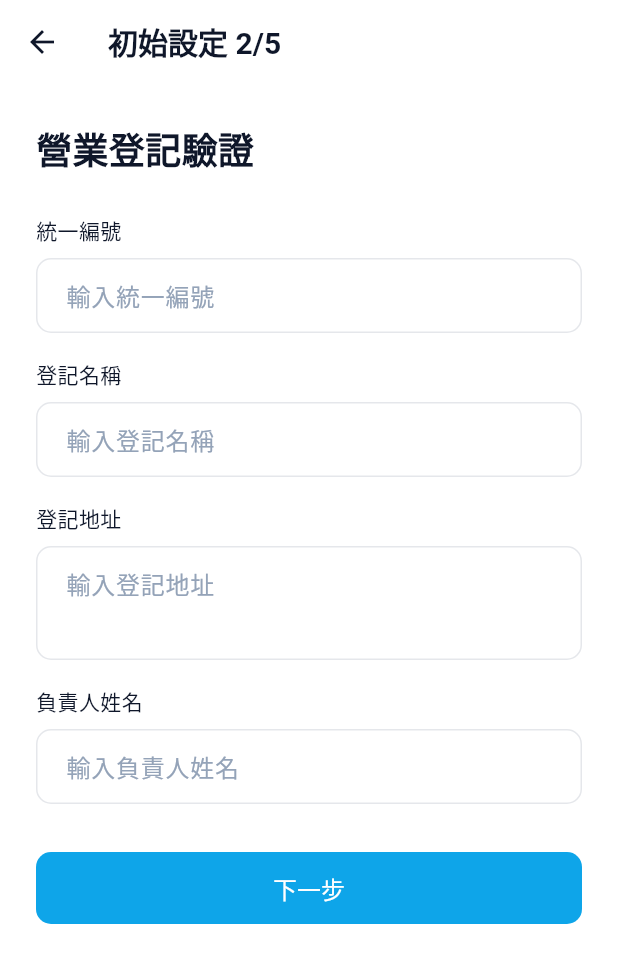
After one commit to clearbox-delivery/clearbox-delivery, a Flutter app: the InitialStoreSetupCoordinator screen opened directly, after a tap on "下一步", on a phone screen of 412 x 824 dp. The commit adds this screen. Shown: the top 963 px of the screen. Run offline on Flutter 3.47's test engine with Material 3 defaults, Android fonts, the phone set to English and light mode, and no system bars; our stand-ins replace flutter_riverpod, freezed_annotation, go_router, latlong2, shared_preferences, supabase_flutter; accounts and stored records are empty; generated files the repository leaves out were written again; network calls fail; Roboto replaces fonts that are missing (Noto Sans TC); statements that could not run were skipped.

```diff
--- a/apps/customer_app/lib/features/orders/presentation/new_order_page.dart
+++ b/apps/customer_app/lib/features/orders/presentation/new_order_page.dart
@@ -116,7 +116,7 @@ class _NewOrderPageState extends ConsumerState<NewOrderPage> {
     Navigator.of(context).push(
       PageRouteBuilder(
         opaque: false,
-        barrierColor: Colors.black.withOpacity(0.3),
+        barrierColor: DesignTokens.overlayScrim,
         pageBuilder: (context, animation, secondaryAnimation) {
           return const CategoriesOverlay();
         },
--- /dev/null
+++ b/apps/merchant_app/lib/features/profile/presentation/initial_store_setup/initial_store_setup_coordinator.dart
@@ -0,0 +1,83 @@
+import 'package:flutter/material.dart';
+import 'package:flutter_riverpod/flutter_riverpod.dart';
+import 'package:go_router/go_router.dart';
+import 'package:core_ui/core_ui.dart';
+import 'package:merchant_app/features/profile/presentation/initial_store_setup/step1_store_info.dart';
+import 'package:merchant_app/features/profile/presentation/initial_store_setup/step2_business_registration.dart';
+import 'package:merchant_app/features/profile/presentation/initial_store_setup/step3_food_registration.dart';
+import 'package:merchant_app/features/profile/presentation/initial_store_setup/step4_menu_upload.dart';
+import 'package:merchant_app/features/profile/presentation/initial_store_setup/step5_bankbook.dart';
+
+/// Initial Store Setup Coordinator (5 steps)
+/// [merchant_app_whitepaper.md Section 2]
+class InitialStoreSetupCoordinator extends ConsumerStatefulWidget {
+  const InitialStoreSetupCoordinator({super.key});
+
+  @override
+  ConsumerState<InitialStoreSetupCoordinator> createState() =>
+      _InitialStoreSetupCoordinatorState();
+}
+
+class _InitialStoreSetupCoordinatorState
+    extends ConsumerState<InitialStoreSetupCoordinator> {
+  int _currentStep = 0;
+  final Map<String, dynamic> _formData = {};
+
+  void _nextStep(Map<String, dynamic> stepData) {
+    setState(() {
+      _formData.addAll(stepData);
+      if (_currentStep < 4) {
+        _currentStep++;
+      } else {
+        _completeSetup();
+      }
+    });
+  }
+
+  void _previousStep() {
+    if (_currentStep > 0) {
+      setState(() => _currentStep--);
+    }
+  }
+
+  Future<void> _completeSetup() async {
+    // Save all data to Supabase
+    // Mark merchant initial_setup_complete = true
+    // Navigate to CurrentOrders
+    if (mounted && context.mounted) {
+      CBToast.show(
+        context: context,
+        message: '設定完成',
+        type: CBToastType.success,
+      );
+      context.go('/current-orders');
+    }
+  }
+
+  @override
+  Widget build(BuildContext context) {
+    return Scaffold(
+      backgroundColor: DesignTokens.bg,
+      appBar: AppBar(
+        title: Text('初始設定 ${_currentStep + 1}/5'),
+        automaticallyImplyLeading: _currentStep > 0,
+        leading: _currentStep > 0
+            ? IconButton(
+                icon: const Icon(Icons.arrow_back),
+                onPressed: _previousStep,
+              )
+            : null,
+      ),
+      body: IndexedStack(
+        index: _currentStep,
+        children: [
+          Step1StoreInfo(onNext: _nextStep),
+          Step2BusinessRegistration(onNext: _nextStep),
+          Step3FoodRegistration(onNext: _nextStep),
+          Step4MenuUpload(onNext: _nextStep),
+          Step5Bankbook(onNext: _nextStep),
+        ],
+      ),
+    );
+  }
+}
--- /dev/null
+++ b/apps/merchant_app/lib/features/profile/presentation/initial_store_setup/step1_store_info.dart
@@ -0,0 +1,68 @@
+import 'package:flutter/material.dart';
+import 'package:core_ui/core_ui.dart';
+
+/// Step 1: Store Basic Info
+/// [merchant_app_whitepaper.md Section 2 (一)]
+class Step1StoreInfo extends StatefulWidget {
+  final Function(Map<String, dynamic>) onNext;
+
+  const Step1StoreInfo({super.key, required this.onNext});
+
+  @override
+  State<Step1StoreInfo> createState() => _Step1StoreInfoState();
+}
+
+class _Step1StoreInfoState extends State<Step1StoreInfo> {
+  final _storeNameController = TextEditingController();
+  final _addressController = TextEditingController();
+  final _mapsLinkController = TextEditingController();
+  final _businessHoursController = TextEditingController();
+
+  @override
+  void dispose() {
+    _storeNameController.dispose();
+    _addressController.dispose();
+    _mapsLinkController.dispose();
+    _businessHoursController.dispose();
+    super.dispose();
+  }
+
+  void _handleNext() {
+    widget.onNext({
+      'storeName': _storeNameController.text,
+      'address': _addressController.text,
+      'mapsLink': _mapsLinkController.text,
+      'businessHours': _businessHoursController.text,
+    });
+  }
+
+  @override
+  Widget build(BuildContext context) {
+    return SingleChildScrollView(
+      padding: const EdgeInsets.all(DesignTokens.sp6),
+      child: Column(
+        crossAxisAlignment: CrossAxisAlignment.stretch,
+        children: [
+          const Text(
+            '店家基本資料',
+            style: TextStyle(
+              fontSize: DesignTokens.fs2xl,
+              fontWeight: FontWeight.w600,
+              color: DesignTokens.textPrimary,
+            ),
+          ),
+          const SizedBox(height: DesignTokens.sp6),
+          CBInput(label: '店名', controller: _storeNameController, hintText: '輸入店名'),
+          const SizedBox(height: DesignTokens.sp4),
+          CBInput(label: '地址', controller: _addressController, hintText: '輸入完整地址', maxLines: 2),
+          const SizedBox(height: DesignTokens.sp4),
+          CBInput(label: 'Google Maps 連結', controller: _mapsLinkController, hintText: 'https://maps.google.com/...'),
+          const SizedBox(height: DesignTokens.sp4),
+          CBInput(label: '營業時間', controller: _businessHoursController, hintText: '例如：10:00-22:00'),
+          const SizedBox(height: DesignTokens.sp8),
+          CBButton(text: '下一步', onPressed: _handleNext, size: CBButtonSize.large),
+        ],
+      ),
+    );
+  }
+}
--- /dev/null
+++ b/apps/merchant_app/lib/features/profile/presentation/initial_store_setup/step2_business_registration.dart
@@ -0,0 +1,64 @@
+import 'package:flutter/material.dart';
+import 'package:core_ui/core_ui.dart';
+
+/// Step 2: Business Registration
+/// [merchant_app_whitepaper.md Section 2 (二)]
+class Step2BusinessRegistration extends StatefulWidget {
+  final Function(Map<String, dynamic>) onNext;
+
+  const Step2BusinessRegistration({super.key, required this.onNext});
+
+  @override
+  State<Step2BusinessRegistration> createState() => _Step2BusinessRegistrationState();
+}
+
+class _Step2BusinessRegistrationState extends State<Step2BusinessRegistration> {
+  final _taxIdController = TextEditingController();
+  final _registeredNameController = TextEditingController();
+  final _registeredAddressController = TextEditingController();
+  final _ownerNameController = TextEditingController();
+
+  @override
+  void dispose() {
+    _taxIdController.dispose();
+    _registeredNameController.dispose();
+    _registeredAddressController.dispose();
+    _ownerNameController.dispose();
+    super.dispose();
+  }
+
+  void _handleNext() {
+    widget.onNext({
+      'taxId': _taxIdController.text,
+      'registeredName': _registeredNameController.text,
+      'registeredAddress': _registeredAddressController.text,
+      'ownerName': _ownerNameController.text,
+    });
+  }
+
+  @override
+  Widget build(BuildContext context) {
+    return SingleChildScrollView(
+      padding: const EdgeInsets.all(DesignTokens.sp6),
+      child: Column(
+        crossAxisAlignment: CrossAxisAlignment.stretch,
+        children: [
+          const Text(
+            '營業登記驗證',
+            style: TextStyle(fontSize: DesignTokens.fs2xl, fontWeight: FontWeight.w600, color: DesignTokens.textPrimary),
+          ),
+          const SizedBox(height: DesignTokens.sp6),
+          CBInput(label: '統一編號', controller: _taxIdController, hintText: '輸入統一編號'),
+          const SizedBox(height: DesignTokens.sp4),
+          CBInput(label: '登記名稱', controller: _registeredNameController, hintText: '輸入登記名稱'),
+          const SizedBox(height: DesignTokens.sp4),
+          CBInput(label: '登記地址', controller: _registeredAddressController, hintText: '輸入登記地址', maxLines: 2),
+          const SizedBox(height: DesignTokens.sp4),
+          CBInput(label: '負責人姓名', controller: _ownerNameController, hintText: '輸入負責人姓名'),
+          const SizedBox(height: DesignTokens.sp8),
+          CBButton(text: '下一步', onPressed: _handleNext, size: CBButtonSize.large),
+        ],
+      ),
+    );
+  }
+}
--- /dev/null
+++ b/apps/merchant_app/lib/features/profile/presentation/initial_store_setup/step3_food_registration.dart
@@ -0,0 +1,47 @@
+import 'package:flutter/material.dart';
+import 'package:core_ui/core_ui.dart';
+
+/// Step 3: Food Registration
+/// [merchant_app_whitepaper.md Section 2 (三)]
+class Step3FoodRegistration extends StatefulWidget {
+  final Function(Map<String, dynamic>) onNext;
+
+  const Step3FoodRegistration({super.key, required this.onNext});
+
+  @override
+  State<Step3FoodRegistration> createState() => _Step3FoodRegistrationState();
+}
+
+class _Step3FoodRegistrationState extends State<Step3FoodRegistration> {
+  final _foodRegNumberController = TextEditingController();
+
+  @override
+  void dispose() {
+    _foodRegNumberController.dispose();
+    super.dispose();
+  }
+
+  @override
+  Widget build(BuildContext context) {
+    return SingleChildScrollView(
+      padding: const EdgeInsets.all(DesignTokens.sp6),
+      child: Column(
+        crossAxisAlignment: CrossAxisAlignment.stretch,
+        children: [
+          const Text(
+            '食品業者登錄驗證',
+            style: TextStyle(fontSize: DesignTokens.fs2xl, fontWeight: FontWeight.w600, color: DesignTokens.textPrimary),
+          ),
+          const SizedBox(height: DesignTokens.sp6),
+          CBInput(label: '食品業者登錄字號', controller: _foodRegNumberController, hintText: '輸入字號'),
+          const SizedBox(height: DesignTokens.sp8),
+          CBButton(
+            text: '下一步',
+            onPressed: () => widget.onNext({'foodRegNumber': _foodRegNumberController.text}),
+            size: CBButtonSize.large,
+          ),
+        ],
+      ),
+    );
+  }
+}
--- /dev/null
+++ b/apps/merchant_app/lib/features/profile/presentation/initial_store_setup/step4_menu_upload.dart
@@ -0,0 +1,40 @@
+import 'package:flutter/material.dart';
+import 'package:core_ui/core_ui.dart';
+
+/// Step 4: Menu Upload
+/// [merchant_app_whitepaper.md Section 2 (四)]
+class Step4MenuUpload extends StatelessWidget {
+  final Function(Map<String, dynamic>) onNext;
+
+  const Step4MenuUpload({super.key, required this.onNext});
+
+  @override
+  Widget build(BuildContext context) {
+    return SingleChildScrollView(
+      padding: const EdgeInsets.all(DesignTokens.sp6),
+      child: Column(
+        crossAxisAlignment: CrossAxisAlignment.stretch,
+        children: [
+          const Text(
+            '建立菜單',
+            style: TextStyle(fontSize: DesignTokens.fs2xl, fontWeight: FontWeight.w600, color: DesignTokens.textPrimary),
+          ),
+          const SizedBox(height: DesignTokens.sp4),
+          const Text(
+            '上傳菜單照片，系統會自動轉換成可編輯的菜單',
+            style: TextStyle(fontSize: DesignTokens.fsSm, color: DesignTokens.textSecondary),
+          ),
+          const SizedBox(height: DesignTokens.sp6),
+          CBButton(
+            text: '上傳菜單照片（Dev: 跳過）',
+            onPressed: () => onNext({'menuUploaded': true}),
+            icon: Icons.upload_file,
+            variant: CBButtonVariant.secondary,
+          ),
+          const SizedBox(height: DesignTokens.sp8),
+          CBButton(text: '下一步', onPressed: () => onNext({}), size: CBButtonSize.large),
+        ],
+      ),
+    );
+  }
+}
--- /dev/null
+++ b/apps/merchant_app/lib/features/profile/presentation/initial_store_setup/step5_bankbook.dart
@@ -0,0 +1,59 @@
+import 'package:flutter/material.dart';
+import 'package:core_ui/core_ui.dart';
+
+/// Step 5: Bankbook Photo
+/// [merchant_app_whitepaper.md Section 2 (五)]
+class Step5Bankbook extends StatefulWidget {
+  final Function(Map<String, dynamic>) onNext;
+
+  const Step5Bankbook({super.key, required this.onNext});
+
+  @override
+  State<Step5Bankbook> createState() => _Step5BankbookState();
+}
+
+class _Step5BankbookState extends State<Step5Bankbook> {
+  final _accountNumberController = TextEditingController();
+
+  @override
+  void dispose() {
+    _accountNumberController.dispose();
+    super.dispose();
+  }
+
+  @override
+  Widget build(BuildContext context) {
+    return SingleChildScrollView(
+      padding: const EdgeInsets.all(DesignTokens.sp6),
+      child: Column(
+        crossAxisAlignment: CrossAxisAlignment.stretch,
+        children: [
+          const Text(
+            '銀行帳簿正面',
+            style: TextStyle(fontSize: DesignTokens.fs2xl, fontWeight: FontWeight.w600, color: DesignTokens.textPrimary),
+          ),
+          const SizedBox(height: DesignTokens.sp4),
+          const Text(
+            'Dev 模式：可手動上傳照片',
+            style: TextStyle(fontSize: DesignTokens.fsSm, color: DesignTokens.textSecondary),
+          ),
+          const SizedBox(height: DesignTokens.sp6),
+          CBButton(
+            text: '拍攝帳簿（Dev: 跳過）',
+            onPressed: () {},
+            icon: Icons.camera_alt,
+            variant: CBButtonVariant.secondary,
+          ),
+          const SizedBox(height: DesignTokens.sp6),
+          CBInput(label: '銀行帳號', controller: _accountNumberController, hintText: '手動輸入帳號'),
+          const SizedBox(height: DesignTokens.sp8),
+          CBButton(
+            text: '完成設定',
+            onPressed: () => widget.onNext({'bankAccount': _accountNumberController.text}),
+            size: CBButtonSize.large,
+          ),
+        ],
+      ),
+    );
+  }
+}
--- a/packages/core_ui/lib/src/theme/design_tokens.dart
+++ b/packages/core_ui/lib/src/theme/design_tokens.dart
@@ -26,6 +26,9 @@ class DesignTokens {
 
   // Text on colored backgrounds (inverse)
   static const Color textOnInverse = Color(0xFFFFFFFF);
+
+  // Overlay & Scrim
+  static const Color overlayScrim = Color(0x4D000000); // 30% black for modals/overlays
 
   // ============ Typography ============
 
```
Also changed, not shown: apps/merchant_app/lib/features/auth/presentation/login_page.dart (+112 -38 lines), apps/customer_app/lib/features/address/presentation/select_address_gate.dart (line endings or trailing spaces), 2 other files.
